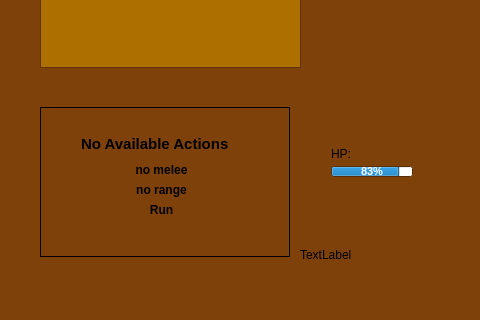
The window that mainwindow.ui (Xannada/TBG) describes before a commit, drawn with Qt 5; both pictures show x 0 to 480 and y 180 to 500 of the 800 by 500 pixel window.
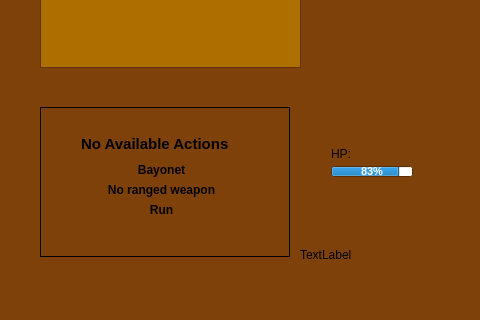
The same window after the commit. Icons and pictures are not drawn.

Diff of the .ui file:
```diff
--- a/mainwindow.ui
+++ b/mainwindow.ui
@@ -214,7 +214,7 @@
        </font>
       </property>
       <property name="text">
-       <string>no melee</string>
+       <string>Bayonet</string>
       </property>
       <property name="flat">
        <bool>true</bool>
@@ -301,7 +301,7 @@
        </font>
       </property>
       <property name="text">
-       <string>no range</string>
+       <string>No ranged weapon</string>
       </property>
       <property name="flat">
        <bool>true</bool>
```
Left out of the diff: 41 changed lines with no effect on the pictures.
